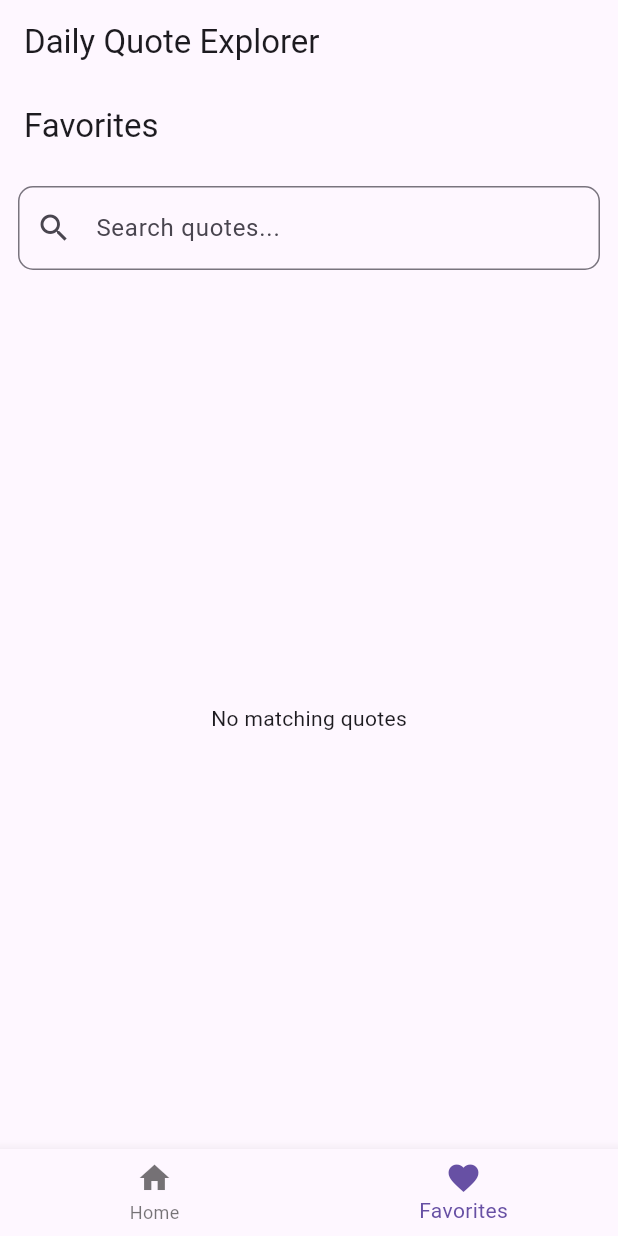
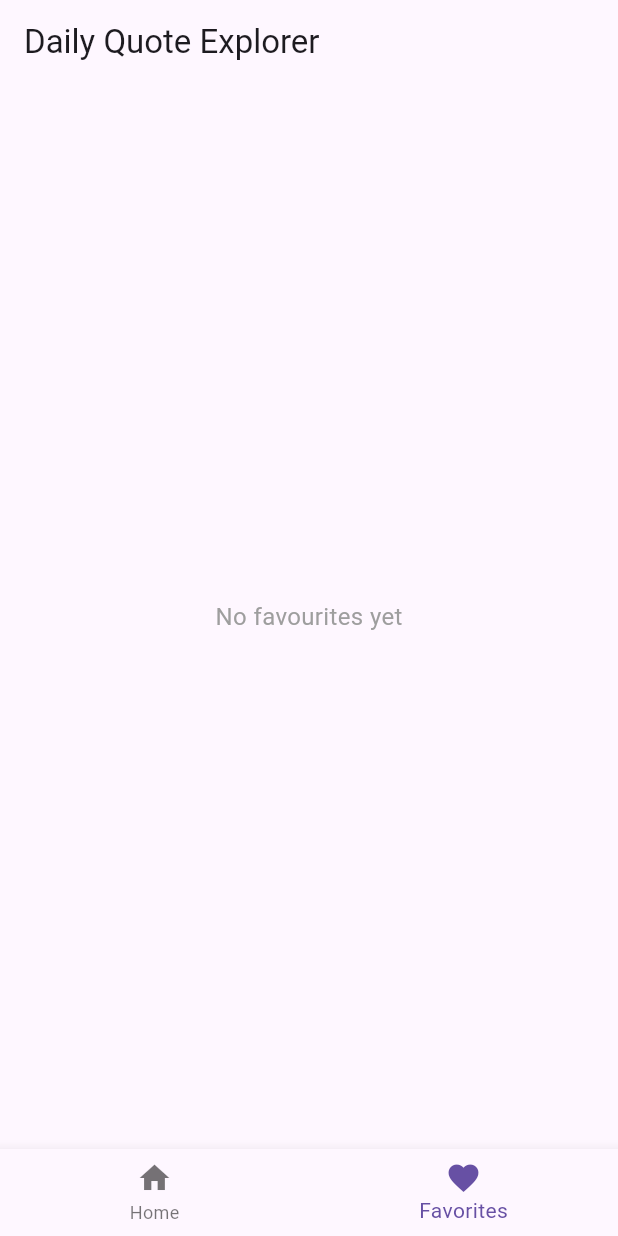
Before and after one commit to Archana0101/daily_quote_explorer, a Flutter app: the screen it shows after launch, item 2 of the bottom bar chosen, on a phone screen of 412 x 824 dp. Run offline on Flutter 3.47's test engine with Material 3 defaults, Android fonts, the phone set to English and light mode, and no system bars; our stand-ins replace shared_preferences.

Commit message:
Update favorite_screen.dart

```diff
--- a/lib/screens/favorite_screen.dart
+++ b/lib/screens/favorite_screen.dart
@@ -16,6 +16,19 @@ class _FavoriteScreenState extends State<FavoriteScreen> {
   Widget build(BuildContext context) {
     final provider = Provider.of<QuoteProvider>(context);
 
+    //  CASE 1: No favorites at all
+    if (provider.favorites.isEmpty) {
+      return const Scaffold(
+        body: Center(
+          child: Text(
+            "No favourites yet",
+            style: TextStyle(fontSize: 16, color: Colors.grey),
+          ),
+        ),
+      );
+    }
+
+    //  Filter favorites based on search
     final filteredQuotes = provider.favorites.where((quote) {
       return quote.text.toLowerCase().contains(searchText) ||
           quote.author.toLowerCase().contains(searchText);
@@ -25,8 +38,7 @@ class _FavoriteScreenState extends State<FavoriteScreen> {
       appBar: AppBar(title: const Text('Favorites')),
       body: Column(
         children: [
-
-          // 🔍 SEARCH BAR
+          //  SEARCH BAR
           Padding(
             padding: const EdgeInsets.all(12),
             child: TextField(
@@ -45,10 +57,15 @@ class _FavoriteScreenState extends State<FavoriteScreen> {
             ),
           ),
 
-          // LIST
+          //  LIST / EMPTY SEARCH RESULT
           Expanded(
             child: filteredQuotes.isEmpty
-                ? const Center(child: Text('No matching quotes'))
+                ? const Center(
+                    child: Text(
+                      "No matching quotes",
+                      style: TextStyle(color: Colors.grey),
+                    ),
+                  )
                 : ListView.builder(
                     itemCount: filteredQuotes.length,
                     itemBuilder: (context, index) {
```
